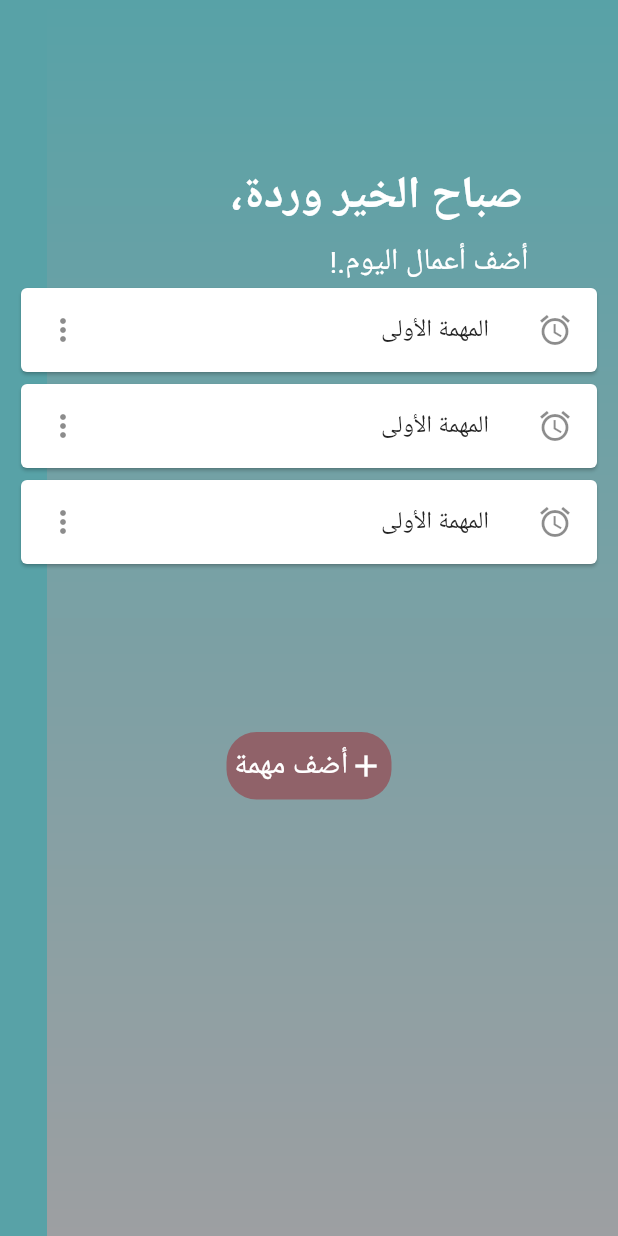
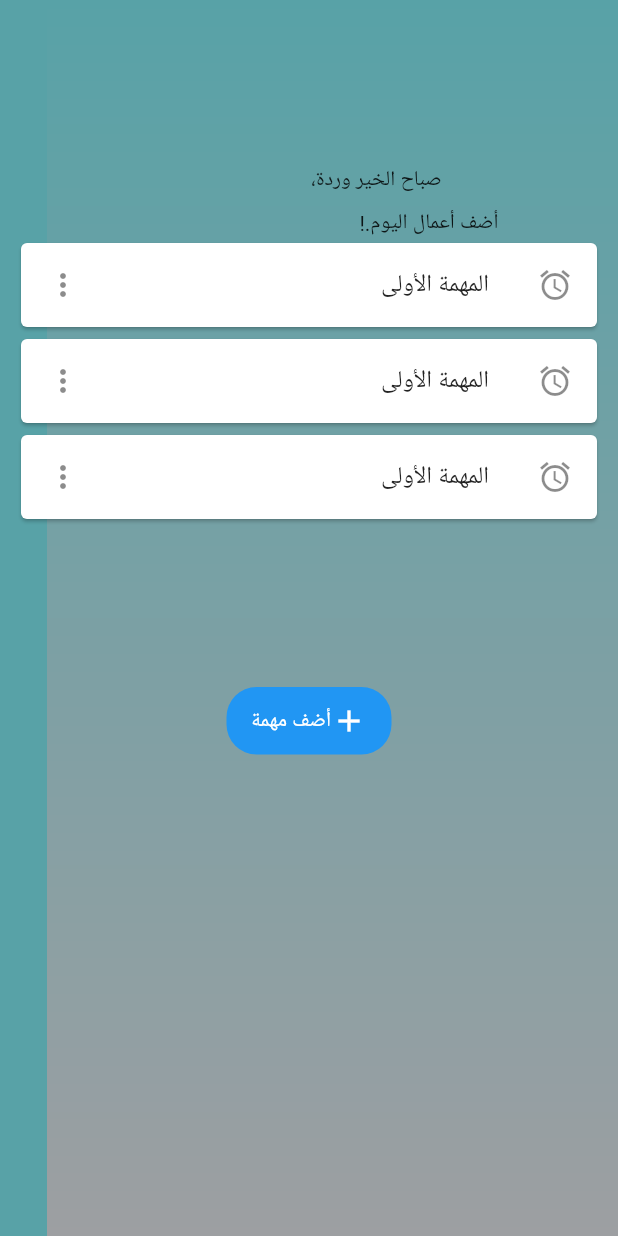
Before and after one commit to warda-jawad/myappoint, a Flutter app: the screen it shows after launch, on a phone screen of 412 x 824 dp. Run offline on Flutter 3.47's test engine with Material 2 defaults, Android fonts, the phone set to English and light mode, and no system bars; drawn by our look-alikes of flutter_slidable, showcaseview; missing offline and left inert: day_night_time_picker.

Commit message:
Code Refactoring

```diff
--- a/lib/app/app.dart
+++ b/lib/app/app.dart
@@ -18,23 +18,6 @@ class _AppPageState extends State<AppPage> {
   @override
   Widget build(BuildContext context) {
     return MaterialApp(
-      theme: ThemeData(
-        primaryColor: const Color(0xff906269),
-        textTheme: const TextTheme(
-          bodyText1: TextStyle(
-            fontSize: 30,
-            color: Colors.white,
-            fontWeight: FontWeight.bold,
-            decoration: TextDecoration.none,
-          ),
-          bodyText2: TextStyle(
-            fontSize: 20,
-            color: Colors.white,
-            fontWeight: FontWeight.normal,
-            decoration: TextDecoration.none,
-          ),
-        ),
-      ),
       home: Scaffold(
         backgroundColor: const Color(0xff58a2a7),
         body: ShowCaseWidget(
@@ -45,7 +28,7 @@ class _AppPageState extends State<AppPage> {
             log('onComplete: $index, $key');
           },
           blurValue: 1,
-          builder: Builder(builder: (context) => HomePage()),
+          builder: Builder(builder: (context) => const HomePage()),
           autoPlay: false,
           autoPlayDelay: const Duration(seconds: 3),
           autoPlayLockEnable: false,
```
